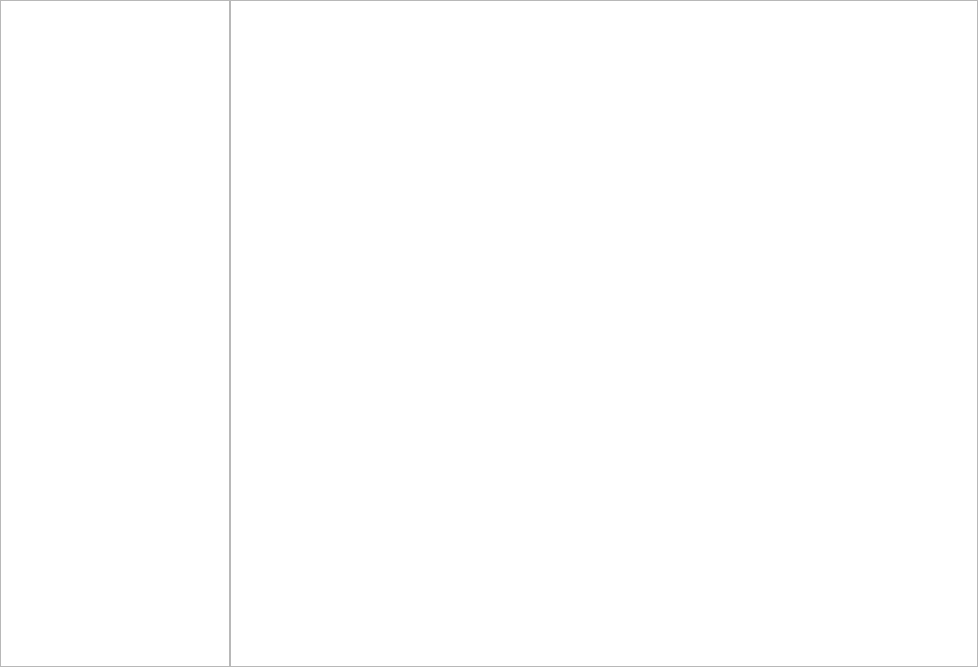
This is pe_analysis_tool/pe_analysis_tool.ui in KevinsBobo/pe-tool as Qt 5 draws it before an edit. The edited form follows.
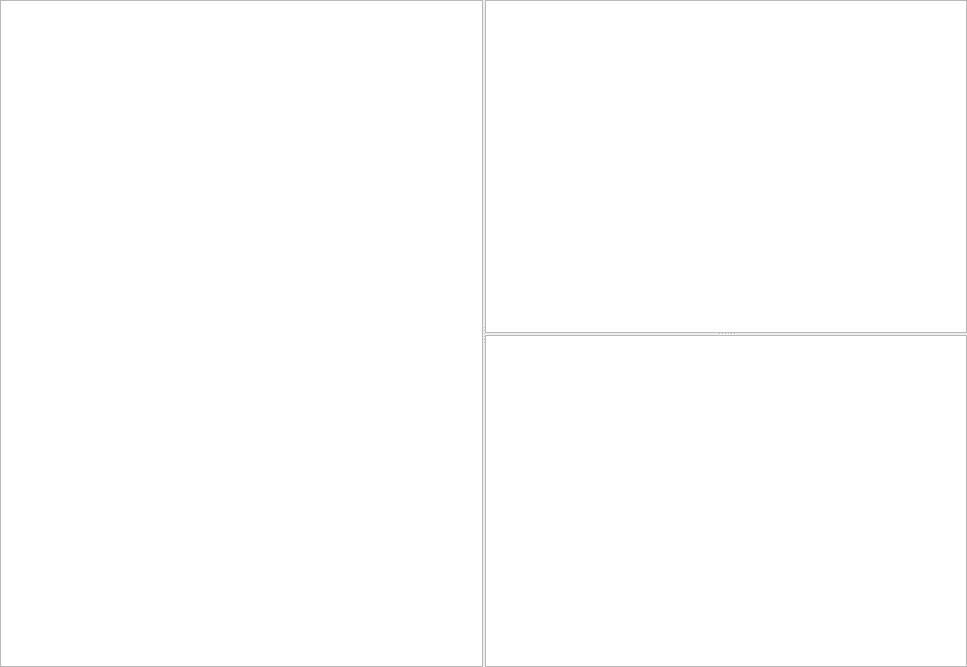
This is the edited form.

```diff
--- a/pe_analysis_tool/pe_analysis_tool.ui
+++ b/pe_analysis_tool/pe_analysis_tool.ui
@@ -6,7 +6,7 @@
    <rect>
     <x>0</x>
     <y>0</y>
-    <width>978</width>
+    <width>967</width>
     <height>667</height>
    </rect>
   </property>
@@ -14,9 +14,9 @@
    <string>pe_analysis_tool</string>
   </property>
   <widget class="QWidget" name="centralWidget">
-   <layout class="QVBoxLayout" name="verticalLayout">
+   <layout class="QHBoxLayout" name="horizontalLayout">
     <property name="spacing">
-     <number>6</number>
+     <number>3</number>
     </property>
     <property name="leftMargin">
      <number>0</number>
@@ -31,29 +31,41 @@
      <number>0</number>
     </property>
     <item>
-     <layout class="QHBoxLayout" name="mainHorizontalLayout">
-      <property name="spacing">
-       <number>0</number>
+     <widget class="QSplitter" name="splitter">
+      <property name="orientation">
+       <enum>Qt::Horizontal</enum>
       </property>
-      <item>
-       <widget class="QListView" name="listView">
+      <property name="handleWidth">
+       <number>2</number>
+      </property>
+      <widget class="QTreeView" name="treeView">
+       <property name="sizePolicy">
+        <sizepolicy hsizetype="Expanding" vsizetype="Expanding">
+         <horstretch>0</horstretch>
+         <verstretch>0</verstretch>
+        </sizepolicy>
+       </property>
         <property name="maximumSize">
          <size>
-          <width>230</width>
+         <width>16777215</width>
           <height>16777215</height>
          </size>
         </property>
-       </widget>
-      </item>
-      <item>
+       <property name="baseSize">
+        <size>
+         <width>0</width>
+         <height>0</height>
+        </size>
+       </property>
+      </widget>
        <widget class="QStackedWidget" name="stackedWidget">
         <property name="currentIndex">
-         <number>0</number>
-        </property>
-        <widget class="QWidget" name="page_3">
-         <layout class="QHBoxLayout" name="horizontalLayout_2">
+        <number>1</number>
+       </property>
+       <widget class="QWidget" name="pageMain">
+        <layout class="QVBoxLayout" name="verticalLayout">
           <property name="spacing">
-           <number>0</number>
+          <number>3</number>
           </property>
           <property name="leftMargin">
            <number>0</number>
@@ -68,16 +80,68 @@
            <number>0</number>
           </property>
           <item>
-           <widget class="QTableView" name="tableView"/>
+          <widget class="QSplitter" name="splitter_2">
+           <property name="orientation">
+            <enum>Qt::Vertical</enum>
+           </property>
+           <property name="handleWidth">
+            <number>2</number>
+           </property>
+           <widget class="QTableView" name="tableFileInfoUp"/>
+           <widget class="QTableView" name="tableFileInfoDown"/>
+          </widget>
           </item>
          </layout>
         </widget>
-        <widget class="QWidget" name="page_4">
-         <layout class="QHBoxLayout" name="horizontalLayout"/>
-        </widget>
+       <widget class="QWidget" name="pageAddr">
+        <layout class="QVBoxLayout" name="verticalLayout_3">
+         <property name="spacing">
+          <number>3</number>
+         </property>
+         <property name="leftMargin">
+          <number>0</number>
+         </property>
+         <property name="topMargin">
+          <number>0</number>
+         </property>
+         <property name="rightMargin">
+          <number>0</number>
+         </property>
+         <property name="bottomMargin">
+          <number>0</number>
+         </property>
+         <item>
+          <widget class="QSplitter" name="splitter_3">
+           <property name="lineWidth">
+            <number>1</number>
+           </property>
+           <property name="orientation">
+            <enum>Qt::Vertical</enum>
+           </property>
+           <property name="handleWidth">
+            <number>2</number>
+           </property>
+           <widget class="QTableView" name="tableAddr">
+            <property name="maximumSize">
+             <size>
+              <width>16777215</width>
+              <height>16777215</height>
+             </size>
+            </property>
+            <property name="baseSize">
+             <size>
+              <width>0</width>
+              <height>0</height>
+             </size>
+            </property>
+           </widget>
+           <widget class="QTextEdit" name="textEdit"/>
        </widget>
       </item>
      </layout>
+       </widget>
+      </widget>
+     </widget>
     </item>
    </layout>
   </widget>
```
Lines whose indentation alone changed are shown as unchanged.
